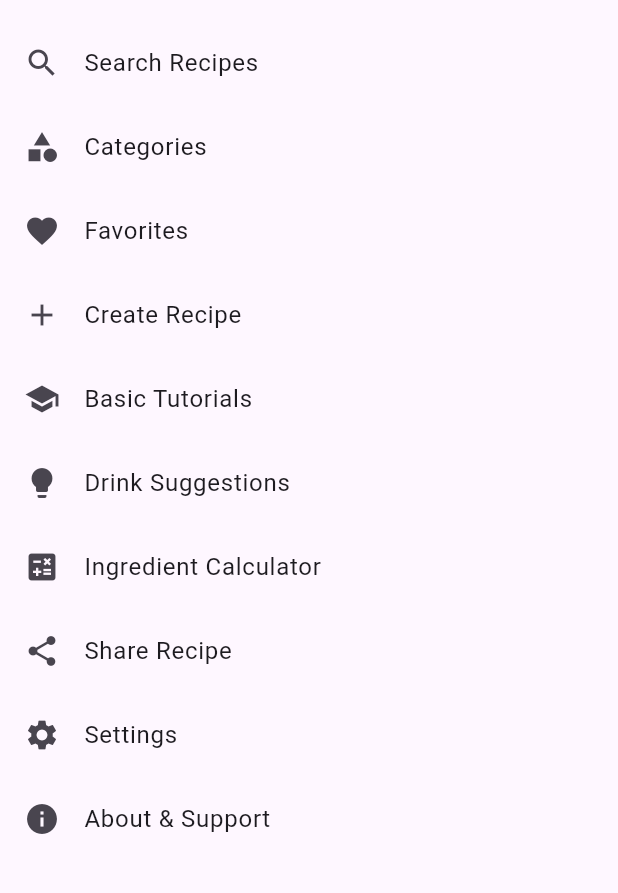
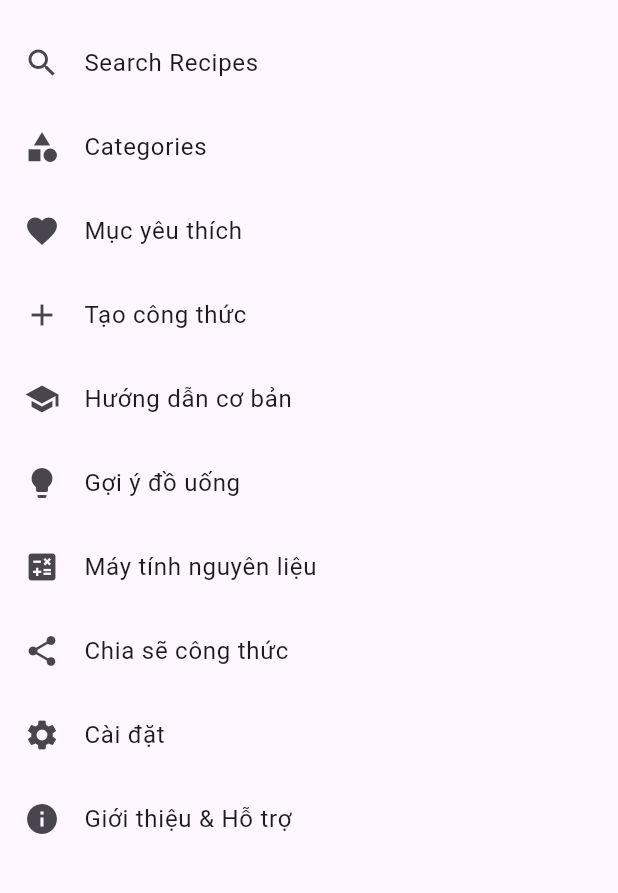
Before and after one commit to hoanglong1812003/doan, a Flutter app: the screen it shows after launch, on a phone screen of 412 x 824 dp, the part 63-956 px from its top. Run offline on Flutter 3.47's test engine with Material 3 defaults, Android fonts, the phone set to English and light mode, and no system bars; our stand-ins replace firebase_core, firebase_database; accounts and stored records are empty.

Commit message:
việt sub

```diff
--- a/lib/screens/drink_suggestions_screen.dart
+++ b/lib/screens/drink_suggestions_screen.dart
@@ -21,7 +21,7 @@ class DrinkSuggestionsScreen extends StatelessWidget {
   Widget build(BuildContext context) {
     return Scaffold(
       appBar: AppBar(
-        title: Text('Drink Suggestions'),
+        title: Text('Gợi ý đồ uống'),
       ),
       body: ListView.builder(
         itemCount: drinks.length,
--- a/lib/screens/favorites_screen.dart
+++ b/lib/screens/favorites_screen.dart
@@ -12,7 +12,7 @@ class FavoritesScreen extends StatelessWidget {
   Widget build(BuildContext context) {
     return Scaffold(
       appBar: AppBar(
-        title: Text('Favorites'),
+        title: Text('Mục yêu thích'),
       ),
       body: ListView.builder(
         itemCount: favoriteRecipes.length,
--- a/lib/screens/home_screen.dart
+++ b/lib/screens/home_screen.dart
@@ -25,56 +25,56 @@ class HomeScreen extends StatelessWidget {
           ),
           ListTile(
             leading: Icon(Icons.favorite),
-            title: Text('Favorites'),
+            title: Text('Mục yêu thích'),
             onTap: () {
               Navigator.pushNamed(context, '/favorites');
             },
           ),
           ListTile(
             leading: Icon(Icons.add),
-            title: Text('Create Recipe'),
+            title: Text('Tạo công thức'),
             onTap: () {
               Navigator.pushNamed(context, '/create-recipe');
             },
           ),
           ListTile(
             leading: Icon(Icons.school),
-            title: Text('Basic Tutorials'),
+            title: Text('Hướng dẫn cơ bản'),
             onTap: () {
               Navigator.pushNamed(context, '/basic-tutorials');
             },
           ),
           ListTile(
             leading: Icon(Icons.lightbulb),
-            title: Text('Drink Suggestions'),
+            title: Text('Gợi ý đồ uống'),
             onTap: () {
               Navigator.pushNamed(context, '/drink-suggestions');
             },
           ),
           ListTile(
             leading: Icon(Icons.calculate),
-            title: Text('Ingredient Calculator'),
+            title: Text('Máy tính nguyên liệu'),
             onTap: () {
               Navigator.pushNamed(context, '/ingredient-calculator');
             },
           ),
           ListTile(
             leading: Icon(Icons.share),
-            title: Text('Share Recipe'),
+            title: Text('Chia sẽ công thức'),
             onTap: () {
               Navigator.pushNamed(context, '/share-recipe');
             },
           ),
           ListTile(
             leading: Icon(Icons.settings),
-            title: Text('Settings'),
+            title: Text('Cài đặt'),
             onTap: () {
               Navigator.pushNamed(context, '/settings');
             },
           ),
           ListTile(
             leading: Icon(Icons.info),
-            title: Text('About & Support'),
+            title: Text('Giới thiệu & Hỗ trợ'),
             onTap: () {
               Navigator.pushNamed(context, '/about-support');
             },
--- a/lib/screens/ingredient_calculator_screen.dart
+++ b/lib/screens/ingredient_calculator_screen.dart
@@ -15,7 +15,7 @@ class _IngredientCalculatorScreenState extends State<IngredientCalculatorScreen>
   Widget build(BuildContext context) {
     return Scaffold(
       appBar: AppBar(
-        title: Text('Ingredient Calculator'),
+        title: Text('Tính toán gia vị'),
       ),
       body: Padding(
         padding: const EdgeInsets.all(16.0),
@@ -24,7 +24,7 @@ class _IngredientCalculatorScreenState extends State<IngredientCalculatorScreen>
             TextField(
               controller: servingsController,
               decoration: InputDecoration(
-                labelText: 'Number of Servings',
+                labelText: 'Số lượng khẩu phần',
                 border: OutlineInputBorder(),
               ),
               keyboardType: TextInputType.number,
@@ -35,17 +35,17 @@ class _IngredientCalculatorScreenState extends State<IngredientCalculatorScreen>
               },
             ),
             SizedBox(height: 20),
-            Text('Ingredients Adjusted:'),
+            Text('Nguyên liệu đã điều chỉnh:'),
             SizedBox(height: 10),
             Expanded(
               child: ListView(
                 children: [
                   ListTile(
-                    title: Text('Ingredient 1'),
+                    title: Text('Nguyên liệu 1'),
                     trailing: Text('${(ratio * 50).toStringAsFixed(1)} g'),
                   ),
                   ListTile(
-                    title: Text('Ingredient 2'),
+                    title: Text('Nguyên liệu 2'),
                     trailing: Text('${(ratio * 30).toStringAsFixed(1)} ml'),
                   ),
                 ],
--- a/lib/screens/settings_screen.dart
+++ b/lib/screens/settings_screen.dart
@@ -6,24 +6,24 @@ class SettingsScreen extends StatelessWidget {
   Widget build(BuildContext context) {
     return Scaffold(
       appBar: AppBar(
-        title: Text('Settings'),
+        title: Text('Cài đặt'),
       ),
       body: ListView(
         children: [
           ListTile(
-            title: Text('Change Language'),
+            title: Text('Thay đổi ngôn ngữ'),
             onTap: () {
               // Navigate to language selection screen or open dialog
             },
           ),
           ListTile(
-            title: Text('Switch Theme'),
+            title: Text('Thay đổi giao diện'),
             onTap: () {
               // Logic to toggle between light and dark mode
             },
           ),
           ListTile(
-            title: Text('Change Units'),
+            title: Text('Chuyển đổi đơn vị'),
             onTap: () {
               // Logic to change measurement units
             },
--- a/lib/screens/share_recipe_screen.dart
+++ b/lib/screens/share_recipe_screen.dart
@@ -6,7 +6,7 @@ class ShareRecipeScreen extends StatelessWidget {
   Widget build(BuildContext context) {
     return Scaffold(
       appBar: AppBar(
-        title: Text('Share Recipe'),
+        title: Text('Chia sẽ công thức'),
       ),
       body: Center(
         child: ElevatedButton(
@@ -14,7 +14,7 @@ class ShareRecipeScreen extends StatelessWidget {
             // Logic to share the recipe
             // Example: Share via social media or QR code
           },
-          child: Text('Share Recipe'),
+          child: Text('Chia sẽ công thức'),
         ),
       ),
     );
```
